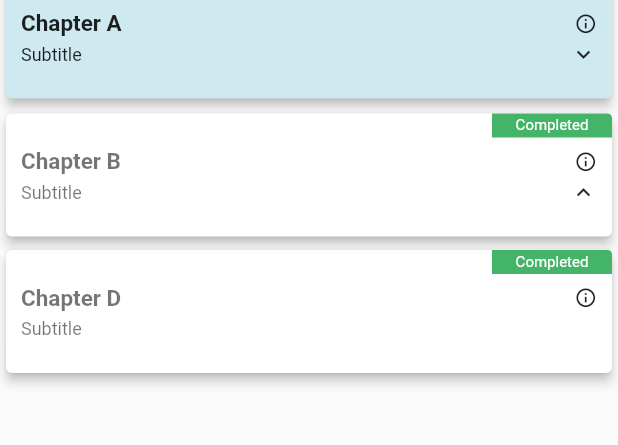
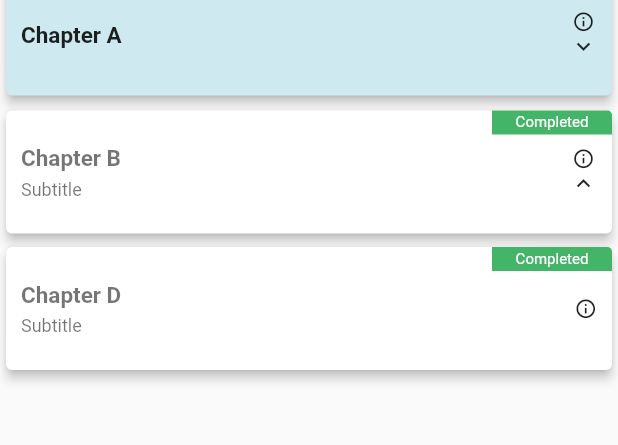
Before and after one commit to zubairehman/DismissibleExpandedList, a Flutter app: the screen it shows after launch, after a tap on "Chapter A", on a phone screen of 412 x 824 dp, the part 116-561 px from its top. Run offline on Flutter 3.47's test engine with Material 2 defaults, Android fonts, the phone set to English and light mode, and no system bars.

Commit message:
- extracted trailing widget - refactored code - published new version

```diff
--- a/example/lib/mock.dart
+++ b/example/lib/mock.dart
@@ -7,7 +7,6 @@ final List<ExpandableListItem> mockData = <ExpandableListItem>[
   ExpandableListItem(
     id: '1',
     title: getTextWidget('Chapter A'),
-    subTitle: getTextWidget('Subtitle'),
     selected: true,
     badgeText: 'In Progress',
     badgeColor: Color(0xFFFFE082),
--- a/lib/widgets/dismissible_expanded_list_widget.dart
+++ b/lib/widgets/dismissible_expanded_list_widget.dart
@@ -59,10 +59,8 @@ class _DismissibleExpandableListState extends State<DismissibleExpandableList>
   AnimationController _iconAnimationController;
   Animation<double> _iconTurns;
   bool _isExpanded = false;
-  static final Animatable<double> _easeInTween =
-      CurveTween(curve: Curves.easeIn);
-  static final Animatable<double> _halfTween =
-      Tween<double>(begin: 0.0, end: 0.5);
+  static final Animatable<double> _easeInTween = CurveTween(curve: Curves.easeIn);
+  static final Animatable<double> _halfTween = Tween<double>(begin: 0.0, end: 0.5);
 
   @override
   void initState() {
@@ -97,7 +95,7 @@ class _DismissibleExpandableListState extends State<DismissibleExpandableList>
     if (root.children.isEmpty) {
       return widget.config.allowBatchSwipe
           ? _buildDismissibleTile(root, parentIndex, -1)
-          : _buildListTileCard(root, parentIndex, -1);
+          : _buildCardTile(root, parentIndex, -1);
     }
 
     return Stack(
@@ -113,7 +111,7 @@ class _DismissibleExpandableListState extends State<DismissibleExpandableList>
           },
           listTile: widget.config.allowBatchSwipe
               ? _buildDismissibleTile(root, parentIndex, -1)
-              : _buildListTileCard(root, parentIndex, -1),
+              : _buildCardTile(root, parentIndex, -1),
           children: root.children
               .asMap()
               .map(
@@ -133,8 +131,7 @@ class _DismissibleExpandableListState extends State<DismissibleExpandableList>
                           child: widget.config.allowChildSwipe
                               ? _buildDismissibleTile(
                                   entry, parentIndex, childIndex)
-                              : _buildListTileCard(
-                                  entry, parentIndex, childIndex),
+                              : _buildCardTile(entry, parentIndex, childIndex),
                         ),
                       ],
                     ),
@@ -173,21 +170,51 @@ class _DismissibleExpandableListState extends State<DismissibleExpandableList>
             : root.id != null && root.selected
                 ? widget.config.selectionColor
                 : widget.config.backgroundColor,
-        child: _buildListTile(root, parentIndex, childIndex),
+        child: _buildListTileContent(root, parentIndex, childIndex),
       ),
     );
   }
 
-  Widget _buildListTile(
+  Widget _buildCardTile(
+      ExpandableListItem root, int parentIndex, int childIndex) {
+    return Card(
+      elevation: widget.config.listElevation,
+      color: !widget.config.allowParentSelection && root.children.isNotEmpty
+          ? widget.config.backgroundColor
+          : root.id != null && root.selected
+              ? widget.config.selectionColor
+              : widget.config.backgroundColor,
+      child: _buildListTileContent(root, parentIndex, childIndex),
+    );
+  }
+
+  Widget _buildListTileContent(
       ExpandableListItem root, int parentIndex, int childIndex) {
     return Stack(
       children: <Widget>[
         widget.config.showInfoBadge ? _buildBadge(root) : SizedBox.shrink(),
-        ListTile(
-          contentPadding:
-              EdgeInsets.only(top: 5.0, bottom: 5.0, right: 10.0, left: 10.0),
+        root.subTitle != null && root.subTitle.isNotEmpty
+            ? ListTile(
+                contentPadding: EdgeInsets.only(
+                    top: 5.0, bottom: 5.0, right: 10.0, left: 10.0),
                 title: _buildTitle(root),
                 subtitle: _buildSubTitle(root),
+                trailing: _buildTrailingWidget(root),
+                onTap: () {
+                  widget.onItemClick(parentIndex, childIndex, root);
+
+                  //only collapse if its a parent
+                  if (!root.id.contains('.') && root.children.isNotEmpty) {
+//          CustomExpansionTile.of(context).toggle();
+                    _expansionTile.currentState.toggle();
+                  }
+                },
+              )
+            : ListTile(
+                contentPadding: EdgeInsets.only(
+                    top: 12.0, bottom: 12.0, right: 10.0, left: 10.0),
+                title: _buildTitle(root),
+                trailing: _buildTrailingWidget(root),
                 onTap: () {
                   widget.onItemClick(parentIndex, childIndex, root);
 
@@ -199,38 +226,6 @@ class _DismissibleExpandableListState extends State<DismissibleExpandableList>
                 },
               ),
       ],
-    );
-  }
-
-  Widget _buildListTileCard(
-      ExpandableListItem root, int parentIndex, int childIndex) {
-    return Card(
-      elevation: widget.config.listElevation,
-      color: !widget.config.allowParentSelection && root.children.isNotEmpty
-          ? widget.config.backgroundColor
-          : root.id != null && root.selected
-              ? widget.config.selectionColor
-              : widget.config.backgroundColor,
-      child: Stack(
-        children: <Widget>[
-          widget.config.showInfoBadge ? _buildBadge(root) : SizedBox.shrink(),
-          ListTile(
-            contentPadding:
-                EdgeInsets.only(top: 5.0, bottom: 5.0, right: 10.0, left: 10.0),
-            title: _buildTitle(root),
-            subtitle: _buildSubTitle(root),
-            onTap: () {
-              widget.onItemClick(parentIndex, childIndex, root);
-
-              //only collapse if its a parent
-              if (!root.id.contains('.') && root.children.isNotEmpty) {
-//          CustomExpansionTile.of(context).toggle();
-                _expansionTile.currentState.toggle();
-              }
-            },
-          ),
-        ],
-      ),
     );
   }
 
@@ -249,15 +244,6 @@ class _DismissibleExpandableListState extends State<DismissibleExpandableList>
                 : widget.config.titleStyle ?? titleStyle,
           ),
         ),
-        widget.config.trailingIcon != null
-            ? Icon(
-                widget.config.trailingIcon,
-                size: widget.config.infoIconSize,
-                color: shouldApplySelection(root)
-                    ? widget.config.iconSelectedColor
-                    : widget.config.iconColor,
-              )
-            : SizedBox.shrink(),
       ],
     );
   }
@@ -274,11 +260,30 @@ class _DismissibleExpandableListState extends State<DismissibleExpandableList>
               overflow: TextOverflow.ellipsis,
               softWrap: false,
               style: shouldApplySelection(root)
-                  ? widget.config.subTitleSelectedStyle ??
-                      subTitleSelectedStyle
+                  ? widget.config.subTitleSelectedStyle ?? subTitleSelectedStyle
                   : widget.config.subTitleStyle ?? subTitleStyle,
             ),
           ),
+        ],
+      ),
+    );
+  }
+
+  Widget _buildTrailingWidget(ExpandableListItem root) {
+    return AnimatedBuilder(
+      animation: _expandCollapseController.view,
+      builder: (BuildContext context, Widget child) => Column(
+        mainAxisAlignment: MainAxisAlignment.center,
+        children: <Widget>[
+          widget.config.trailingIcon != null
+              ? Icon(
+            widget.config.trailingIcon,
+            size: widget.config.infoIconSize,
+            color: shouldApplySelection(root)
+                ? widget.config.iconSelectedColor
+                : widget.config.iconColor,
+          )
+              : SizedBox.shrink(),
           root.children.length > 0
               ? RotationTransition(
             turns: _iconTurns,
```
Also changed, not shown: example/pubspec.lock, 1 other file. Lines whose indentation alone changed are shown as unchanged.
